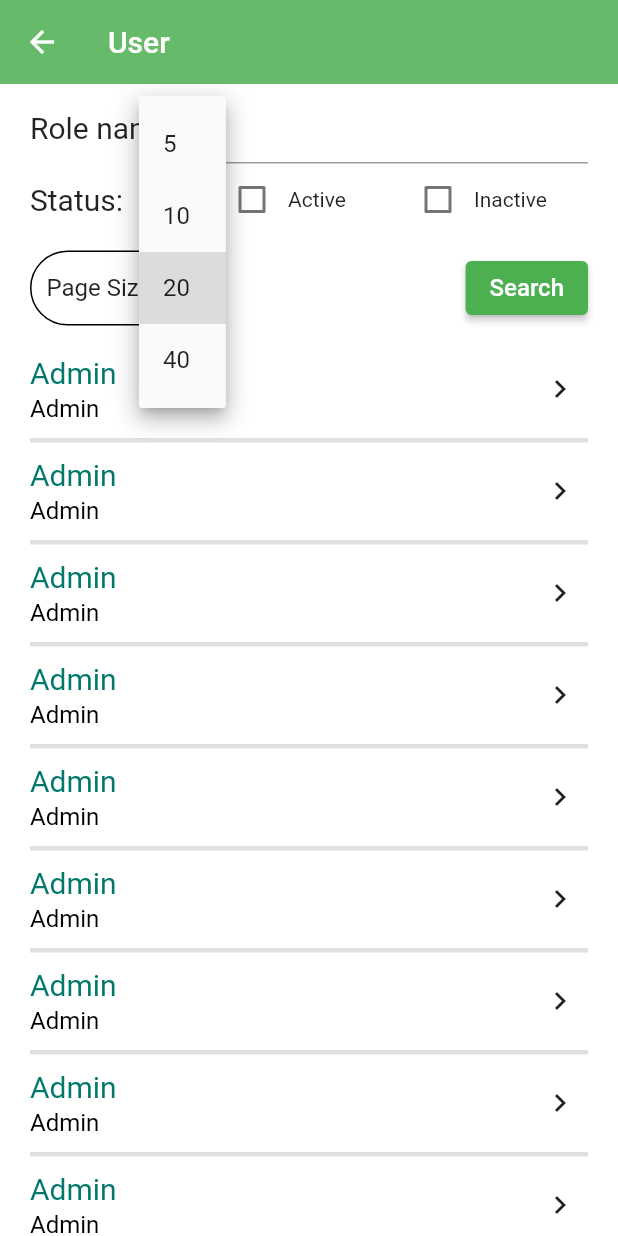
After one commit to mobile-samples/flutter_admin, a Flutter app: the RoleScreen screen opened directly, after a tap on "20", on a phone screen of 412 x 824 dp. The commit adds this screen. Run offline on Flutter 3.47's test engine with Material 2 defaults, Android fonts, the phone set to English and light mode, and no system bars; our stand-ins replace sqflite; accounts and stored records are empty.

Commit message:
add RoleScreen

```diff
--- /dev/null
+++ b/lib/src/models/role.dart
@@ -0,0 +1,28 @@
+class Role {
+  String roleId;
+  String roleName;
+  String status;
+  String remark;
+  String? createdBy;
+  DateTime? createdAt;
+  String? updatedBy;
+  DateTime? updatedAt;
+
+  Role({
+    required this.roleId,
+    required this.roleName,
+    required this.status,
+    required this.remark,
+    this.createdBy,
+    this.createdAt,
+    this.updatedBy,
+    this.updatedAt,
+  });
+
+  factory Role.fromJson(Map<String, dynamic> json) => Role(
+        roleId: json['roleId'],
+        roleName: json['roleName'],
+        status: json['status'],
+        remark: json['remark'],
+      );
+}
--- a/lib/src/screen/home.dart
+++ b/lib/src/screen/home.dart
@@ -2,6 +2,7 @@ import 'package:flutter/material.dart';
 import 'package:flutter_admin/src/models/auth.dart';
 import 'package:flutter_admin/src/providers/HomeProvider.dart';
 import 'package:flutter_admin/src/screen/user/user.dart';
+import 'package:flutter_admin/src/screen/role/role.dart';
 
 class HomeScreen extends StatefulWidget {
   const HomeScreen({Key? key}) : super(key: key);
@@ -61,6 +62,12 @@ class _HomeScreenState extends State<HomeScreen> {
                                   builder: (context) => UserScreen(
                                         authInfo: authInfo,
                                       )),
+                            );
+                          } else if (item.id == 'role') {
+                            Navigator.push(
+                              context,
+                              MaterialPageRoute(
+                                  builder: (context) => RoleScreen()),
                             );
                           }
                         },
--- /dev/null
+++ b/lib/src/screen/role/role.dart
@@ -0,0 +1,37 @@
+import 'package:flutter/material.dart';
+import 'package:flutter_admin/src/screen/role/widgets/role_card.dart';
+import 'package:flutter_admin/src/screen/role/widgets/search_form.dart';
+
+class RoleScreen extends StatefulWidget {
+  const RoleScreen({Key? key}) : super(key: key);
+
+  @override
+  _RoleScreenState createState() => _RoleScreenState();
+}
+
+class _RoleScreenState extends State<RoleScreen> {
+  bool checkActive = false;
+  bool checkInactive = false;
+  @override
+  Widget build(BuildContext context) {
+    return Scaffold(
+        backgroundColor: Colors.white,
+        body: CustomScrollView(
+          slivers: [
+            SliverAppBar(
+              backgroundColor: Colors.green[400],
+              title: Text('User'),
+            ),
+            RoleForm(),
+            SliverList(
+              delegate: SliverChildBuilderDelegate(
+                (context, index) {
+                  return RoleCard();
+                },
+                childCount: 10,
+              ),
+            ),
+          ],
+        ));
+  }
+}
--- /dev/null
+++ b/lib/src/screen/role/widgets/role_card.dart
@@ -0,0 +1,59 @@
+import 'package:flutter/material.dart';
+
+class RoleCard extends StatefulWidget {
+  const RoleCard({Key? key}) : super(key: key);
+
+  @override
+  _RoleCardState createState() => _RoleCardState();
+}
+
+class _RoleCardState extends State<RoleCard> {
+  @override
+  Widget build(BuildContext context) {
+    return Container(
+      padding: const EdgeInsets.symmetric(vertical: 10),
+      margin: const EdgeInsets.symmetric(horizontal: 20),
+      decoration: BoxDecoration(
+        border: Border(
+          bottom: BorderSide(
+            color: Colors.grey.shade300,
+            width: 3,
+          ),
+        ),
+      ),
+      child: Row(
+        children: [
+          Expanded(
+            flex: 9,
+            child: Column(
+              mainAxisAlignment: MainAxisAlignment.start,
+              crossAxisAlignment: CrossAxisAlignment.start,
+              children: [
+                Padding(
+                  padding: const EdgeInsets.only(bottom: 3),
+                  child: Text(
+                    'Admin',
+                    style: TextStyle(
+                        color: Colors.teal[700],
+                        fontSize: 20,
+                        fontWeight: FontWeight.w400),
+                  ),
+                ),
+                Text(
+                  'Admin',
+                  style: TextStyle(fontSize: 16, color: Colors.black),
+                  maxLines: 1,
+                  overflow: TextOverflow.visible,
+                )
+              ],
+            ),
+          ),
+          Expanded(
+            flex: 1,
+            child: Icon(Icons.chevron_right),
+          )
+        ],
+      ),
+    );
+  }
+}
--- /dev/null
+++ b/lib/src/screen/role/widgets/search_form.dart
@@ -0,0 +1,133 @@
+import 'package:flutter/material.dart';
+
+class RoleForm extends StatefulWidget {
+  const RoleForm({Key? key}) : super(key: key);
+
+  @override
+  _RoleFormState createState() => _RoleFormState();
+}
+
+class _RoleFormState extends State<RoleForm> {
+  bool checkActive = false;
+  bool checkInactive = false;
+  int dropdownValue = 20;
+  @override
+  Widget build(BuildContext context) {
+    return SliverToBoxAdapter(
+      child: Container(
+        padding: EdgeInsets.fromLTRB(20, 5, 20, 0),
+        child: Column(
+          children: [
+            Row(
+              children: [
+                Expanded(
+                  flex: 2,
+                  child: Text(
+                    'Role name:',
+                    style: TextStyle(fontSize: 20.0),
+                  ),
+                ),
+                Expanded(
+                  flex: 4,
+                  child: TextField(),
+                ),
+              ],
+            ),
+            Row(
+              children: [
+                Expanded(
+                  flex: 2,
+                  child: Text(
+                    'Status:',
+                    style: TextStyle(fontSize: 20.0),
+                  ),
+                ),
+                Expanded(
+                  flex: 2,
+                  child: Row(
+                    children: [
+                      Checkbox(
+                        checkColor: Colors.white,
+                        activeColor: Colors.lightGreen,
+                        value: checkActive,
+                        onChanged: (value) {
+                          setState(() {
+                            checkActive = value!;
+                          });
+                        },
+                      ),
+                      Text('Active')
+                    ],
+                  ),
+                ),
+                Expanded(
+                  flex: 2,
+                  child: Row(
+                    children: [
+                      Checkbox(
+                        checkColor: Colors.white,
+                        activeColor: Colors.lightGreen,
+                        value: checkInactive,
+                        onChanged: (value) {
+                          setState(() {
+                            checkInactive = value!;
+                          });
+                        },
+                      ),
+                      Text('Inactive')
+                    ],
+                  ),
+                ),
+              ],
+            ),
+            Row(
+              mainAxisAlignment: MainAxisAlignment.spaceBetween,
+              children: [
+                Container(
+                  margin: const EdgeInsets.symmetric(vertical: 10.0),
+                  padding: const EdgeInsets.symmetric(horizontal: 10.0),
+                  decoration: BoxDecoration(
+                    border: Border.all(color: Colors.black),
+                    borderRadius: BorderRadius.all(Radius.circular(25.0)),
+                  ),
+                  child: Row(
+                    children: [
+                      Text('Page Size: ', style: TextStyle(fontSize: 16.0)),
+                      DropdownButton<String>(
+                        value: dropdownValue.toString(),
+                        iconSize: 0.0,
+                        onChanged: (String? newValue) {
+                          setState(() {
+                            dropdownValue = int.parse(newValue!);
+                          });
+                        },
+                        items: <String>['5', '10', '20', '40']
+                            .map<DropdownMenuItem<String>>((String value) {
+                          return DropdownMenuItem<String>(
+                            value: value,
+                            child: Text(value),
+                          );
+                        }).toList(),
+                      )
+                    ],
+                  ),
+                ),
+                ElevatedButton(
+                  onPressed: () {},
+                  style: ButtonStyle(
+                    backgroundColor:
+                        MaterialStateProperty.all<Color>(Colors.green),
+                  ),
+                  child: Text(
+                    'Search',
+                    style: TextStyle(color: Colors.white, fontSize: 16),
+                  ),
+                )
+              ],
+            )
+          ],
+        ),
+      ),
+    );
+  }
+}
```
